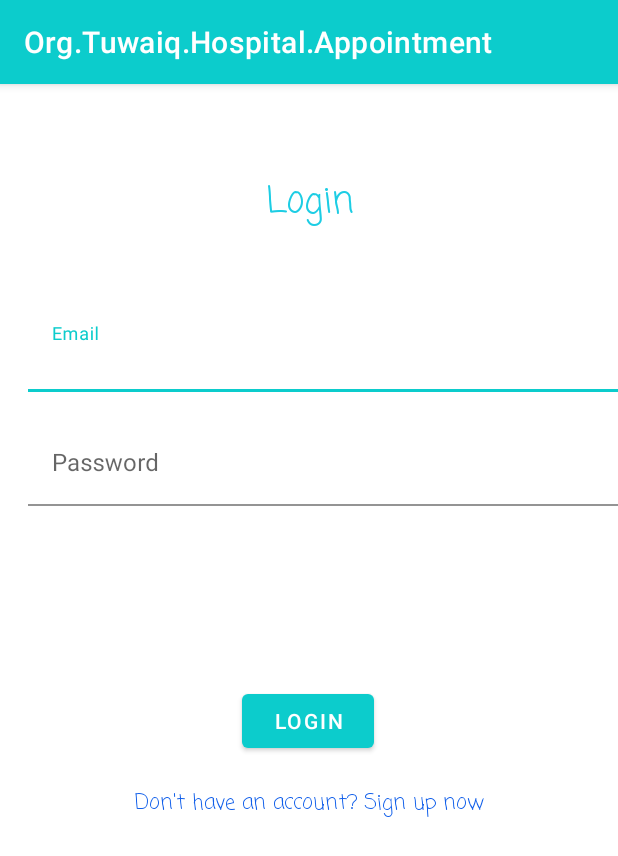
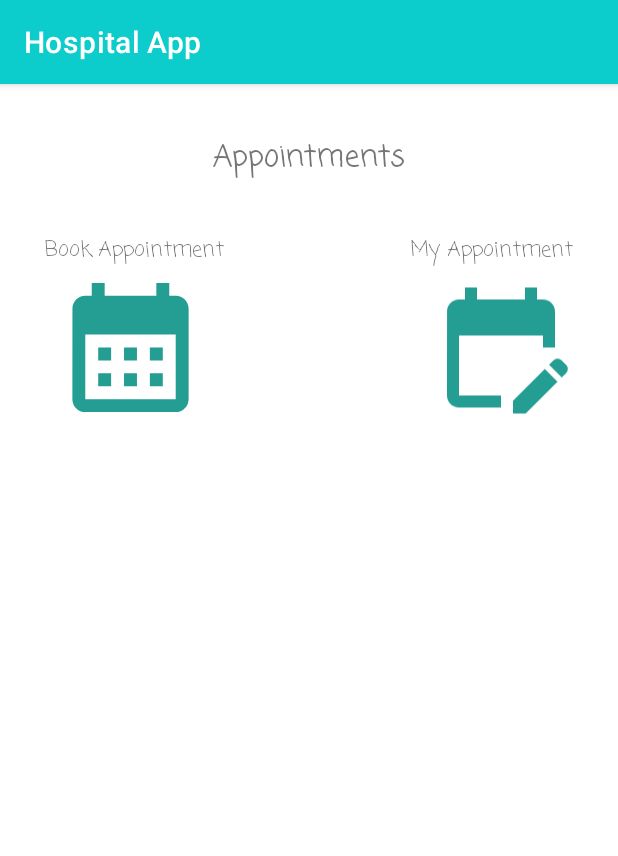
Before and after one commit to Ammarinho95/Org.Tuwaiq.Hospital.Appointment, an Android app: the screen it shows after launch (LoginActivity before the commit, HomeActivity after it), on a phone screen of 412 x 824 dp. Shown: the top 856 px of the screen. Run offline under Robolectric (Android 15) with nearby library versions, the phone set to English and light mode, and no system bars.

Commit message:
Finished designing HomeActivity.kt and started working in BookAppointmentActivity.kt

```diff
--- a/app/src/main/AndroidManifest.xml
+++ b/app/src/main/AndroidManifest.xml
@@ -9,25 +9,27 @@
         android:roundIcon="@mipmap/ic_launcher_round"
         android:supportsRtl="true"
         android:theme="@style/Theme.OrgTuwaiqHospitalAppointment">
-
         <activity
-            android:name="signup.SignUpActivity"
+            android:name=".view.BookAppointment.BookAppointmentActivity"
             android:exported="false" />
         <activity
-            android:name=".view.login.MainActivity"
-            android:exported="true" >
+            android:name=".view.Home.HomeActivity"
+            android:exported="false" />
+        <activity
+            android:name=".view.signup.SignUpActivity"
+            android:exported="false" />
+        <activity
+            android:name=".view.splash.MainActivity"
+            android:exported="true">
             <intent-filter>
                 <action android:name="android.intent.action.MAIN" />
 
                 <category android:name="android.intent.category.LAUNCHER" />
             </intent-filter>
-
         </activity>
-
         <activity
             android:name=".view.LoginActivity"
             android:exported="false" />
-
     </application>
 
 </manifest>
--- /dev/null
+++ b/app/src/main/java/com/example/orgtuwaiqhospitalappointment/view/BookAppointment/BookAppointmentActivity.kt
@@ -0,0 +1,12 @@
+package com.example.orgtuwaiqhospitalappointment.view.BookAppointment
+
+import androidx.appcompat.app.AppCompatActivity
+import android.os.Bundle
+import com.example.orgtuwaiqhospitalappointment.R
+
+class BookAppointmentActivity : AppCompatActivity() {
+    override fun onCreate(savedInstanceState: Bundle?) {
+        super.onCreate(savedInstanceState)
+        setContentView(R.layout.activity_book_appointment)
+    }
+}
--- a/app/src/main/java/signup/SignUpActivity.kt
+++ b/app/src/main/java/com/example/orgtuwaiqhospitalappointment/view/Home/HomeActivity.kt
@@ -1,12 +1,12 @@
-package signup
+package com.example.orgtuwaiqhospitalappointment.view.Home
 
 import androidx.appcompat.app.AppCompatActivity
 import android.os.Bundle
 import com.example.orgtuwaiqhospitalappointment.R
 
-class SignUpActivity : AppCompatActivity() {
+class HomeActivity : AppCompatActivity() {
     override fun onCreate(savedInstanceState: Bundle?) {
         super.onCreate(savedInstanceState)
-        setContentView(R.layout.activity_sign_up)
+        setContentView(R.layout.activity_home)
     }
 }
--- a/app/src/main/java/com/example/orgtuwaiqhospitalappointment/view/LoginActivity.kt
+++ b/app/src/main/java/com/example/orgtuwaiqhospitalappointment/view/LoginActivity.kt
@@ -1,15 +1,22 @@
 package com.example.orgtuwaiqhospitalappointment.view
 
+import android.content.Intent
 import androidx.appcompat.app.AppCompatActivity
 import android.os.Bundle
+import android.os.Handler
 import com.example.orgtuwaiqhospitalappointment.R
+import com.example.orgtuwaiqhospitalappointment.view.Home.HomeActivity
 
 class LoginActivity : AppCompatActivity() {
     override fun onCreate(savedInstanceState: Bundle?) {
         super.onCreate(savedInstanceState)
         setContentView(R.layout.activity_log_in_page)
 
+        Handler().postDelayed({
+            var i= Intent(this,HomeActivity::class.java)
+            startActivity(i)
 
+        },3000)
 
 
     }
--- /dev/null
+++ b/app/src/main/java/com/example/orgtuwaiqhospitalappointment/view/signup/SignUpActivity.kt
@@ -0,0 +1,12 @@
+package com.example.orgtuwaiqhospitalappointment.view.signup
+
+import androidx.appcompat.app.AppCompatActivity
+import android.os.Bundle
+import com.example.orgtuwaiqhospitalappointment.R
+
+class SignUpActivity : AppCompatActivity() {
+    override fun onCreate(savedInstanceState: Bundle?) {
+        super.onCreate(savedInstanceState)
+        setContentView(R.layout.activity_sign_up)
+    }
+}
--- a/app/src/main/java/com/example/orgtuwaiqhospitalappointment/view/login/MainActivity.kt
+++ b/app/src/main/java/com/example/orgtuwaiqhospitalappointment/view/splash/MainActivity.kt
@@ -1,4 +1,4 @@
-package com.example.orgtuwaiqhospitalappointment.view.login
+package com.example.orgtuwaiqhospitalappointment.view.splash
 
 import android.content.Intent
 import androidx.appcompat.app.AppCompatActivity
--- /dev/null
+++ b/app/src/main/res/drawable/ic_baseline_calendar_month_24.xml
@@ -0,0 +1,5 @@
+<vector android:height="24dp" android:tint="#249D93"
+    android:viewportHeight="24" android:viewportWidth="24"
+    android:width="24dp" xmlns:android="http://schemas.android.com/apk/res/android">
+    <path android:fillColor="@android:color/white" android:pathData="M19,4h-1V2h-2v2H8V2H6v2H5C3.89,4 3.01,4.9 3.01,6L3,20c0,1.1 0.89,2 2,2h14c1.1,0 2,-0.9 2,-2V6C21,4.9 20.1,4 19,4zM19,20H5V10h14V20zM9,14H7v-2h2V14zM13,14h-2v-2h2V14zM17,14h-2v-2h2V14zM9,18H7v-2h2V18zM13,18h-2v-2h2V18zM17,18h-2v-2h2V18z"/>
+</vector>
--- /dev/null
+++ b/app/src/main/res/drawable/ic_baseline_edit_calendar_24.xml
@@ -0,0 +1,5 @@
+<vector android:height="24dp" android:tint="#249D93"
+    android:viewportHeight="24" android:viewportWidth="24"
+    android:width="24dp" xmlns:android="http://schemas.android.com/apk/res/android">
+    <path android:fillColor="@android:color/white" android:pathData="M12,22H5c-1.11,0 -2,-0.9 -2,-2L3.01,6c0,-1.1 0.88,-2 1.99,-2h1V2h2v2h8V2h2v2h1c1.1,0 2,0.9 2,2v6h-2v-2H5v10h7V22zM22.13,16.99l0.71,-0.71c0.39,-0.39 0.39,-1.02 0,-1.41l-0.71,-0.71c-0.39,-0.39 -1.02,-0.39 -1.41,0l-0.71,0.71L22.13,16.99zM21.42,17.7l-5.3,5.3H14v-2.12l5.3,-5.3L21.42,17.7z"/>
+</vector>
--- /dev/null
+++ b/app/src/main/res/layout/activity_book_appointment.xml
@@ -0,0 +1,9 @@
+<?xml version="1.0" encoding="utf-8"?>
+<androidx.constraintlayout.widget.ConstraintLayout xmlns:android="http://schemas.android.com/apk/res/android"
+    xmlns:app="http://schemas.android.com/apk/res-auto"
+    xmlns:tools="http://schemas.android.com/tools"
+    android:layout_width="match_parent"
+    android:layout_height="match_parent"
+    tools:context=".view.BookAppointment.BookAppointmentActivity">
+
+</androidx.constraintlayout.widget.ConstraintLayout>
--- /dev/null
+++ b/app/src/main/res/layout/activity_home.xml
@@ -0,0 +1,66 @@
+<?xml version="1.0" encoding="utf-8"?>
+  <androidx.constraintlayout.widget.ConstraintLayout
+    xmlns:android="http://schemas.android.com/apk/res/android"
+    xmlns:tools="http://schemas.android.com/tools"
+    xmlns:app="http://schemas.android.com/apk/res-auto"
+    android:layout_width="match_parent"
+    android:layout_height="match_parent"
+    tools:context=".view.Home.HomeActivity">
+
+  <TextView
+      android:id="@+id/textViewBookAppointment"
+      android:layout_width="wrap_content"
+      android:layout_height="wrap_content"
+      android:layout_marginStart="30dp"
+      android:layout_marginTop="100dp"
+      android:fontFamily="casual"
+      android:text="Book Appointment"
+      app:layout_constraintStart_toStartOf="parent"
+      app:layout_constraintTop_toTopOf="parent" />
+
+  <TextView
+      android:id="@+id/textViewMyAppointment"
+      android:layout_width="wrap_content"
+      android:layout_height="wrap_content"
+      android:layout_marginTop="100dp"
+      android:layout_marginEnd="30dp"
+      android:fontFamily="casual"
+      android:text="My Appointment"
+      app:layout_constraintEnd_toEndOf="parent"
+      app:layout_constraintTop_toTopOf="parent" />
+
+  <TextView
+      android:id="@+id/textViewAppointment"
+      android:layout_width="wrap_content"
+      android:layout_height="wrap_content"
+      android:layout_marginStart="16dp"
+      android:layout_marginTop="34dp"
+      android:layout_marginEnd="16dp"
+      android:fontFamily="casual"
+      android:text="Appointments"
+      android:textSize="20sp"
+      app:layout_constraintEnd_toEndOf="parent"
+      app:layout_constraintStart_toStartOf="parent"
+      app:layout_constraintTop_toTopOf="parent" />
+
+  <ImageView
+      android:id="@+id/imageViewBook"
+      android:layout_width="114dp"
+      android:layout_height="103dp"
+      android:layout_marginStart="30dp"
+      android:layout_marginTop="2dp"
+      android:src="@drawable/ic_baseline_calendar_month_24"
+      app:layout_constraintStart_toStartOf="parent"
+      app:layout_constraintTop_toBottomOf="@+id/textViewBookAppointment" />
+
+  <ImageView
+      android:id="@+id/imageViewViewAppointment"
+      android:layout_width="96dp"
+      android:layout_height="103dp"
+      android:layout_marginTop="2dp"
+      android:layout_marginEnd="30dp"
+      android:src="@drawable/ic_baseline_edit_calendar_24"
+      app:layout_constraintEnd_toEndOf="parent"
+      app:layout_constraintTop_toBottomOf="@+id/textViewMyAppointment" />
+
+</androidx.constraintlayout.widget.ConstraintLayout>
--- a/app/src/main/res/layout/activity_sign_up.xml
+++ b/app/src/main/res/layout/activity_sign_up.xml
@@ -4,7 +4,7 @@
     xmlns:tools="http://schemas.android.com/tools"
     android:layout_width="match_parent"
     android:layout_height="match_parent"
-    tools:context="signup.SignUpActivity">
+    tools:context=".view.signup.SignUpActivity">
 
 
     <TextView
--- a/app/src/main/res/values/strings.xml
+++ b/app/src/main/res/values/strings.xml
@@ -1,3 +1,3 @@
 <resources>
-    <string name="app_name">Org.Tuwaiq.Hospital.Appointment</string>
+    <string name="app_name">Hospital App</string>
 </resources>
```
